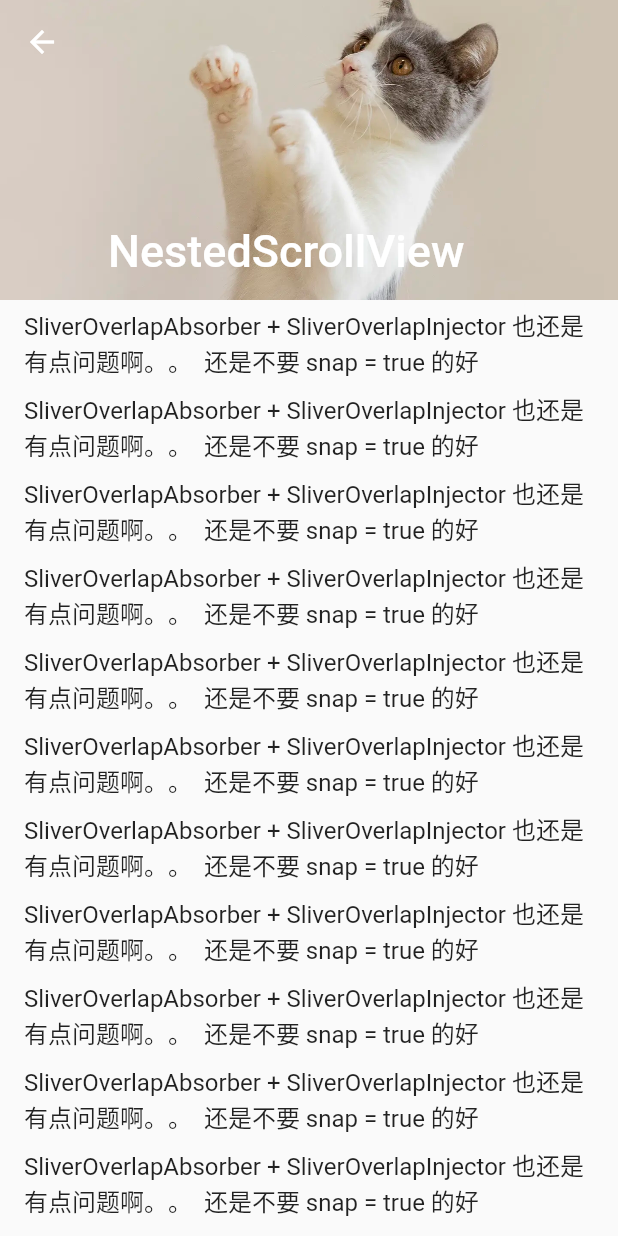
After one commit to xxxIxxxx/flutter_ddup, a Flutter app: the NestedScrollViewPage screen opened by its route, after a tap on "解决动画问题 SliverOverlapAbsorber", on a phone screen of 412 x 824 dp. The commit adds this screen. Run offline on Flutter 3.47's test engine with Material 2 defaults, Android fonts, the phone set to English and light mode, and no system bars; our stand-ins replace fluro.

Commit message:
NestedScrollView嵌套可滚动组件

```diff
--- a/lib/app/home_page.dart
+++ b/lib/app/home_page.dart
@@ -242,6 +242,13 @@ class _MyHomePageState extends State<MyHomePage> {
             child:
                 const Text("CustomScrollView Sliver 悬浮 NavBar Header 自定义滚动视图"),
           ),
+          TextButton(
+            onPressed: () {
+              Application.router.navigateTo(context, Routes.nestedScrollView,
+                  transition: TransitionType.native);
+            },
+            child: const Text("NestedScrollView 嵌套滚动视图"),
+          ),
         ],
       ),
     );
--- /dev/null
+++ b/lib/class/NestedScrollView嵌套可滚动组件/nested_scroll_view2_page.dart
@@ -0,0 +1,51 @@
+import 'package:flutter/material.dart';
+
+import '../../gen/assets.gen.dart';
+
+class NestedScrollView2Page extends StatefulWidget {
+  const NestedScrollView2Page({Key? key}) : super(key: key);
+
+  @override
+  _NestedScrollView2PageState createState() => _NestedScrollView2PageState();
+}
+
+class _NestedScrollView2PageState extends State<NestedScrollView2Page> {
+  @override
+  Widget build(BuildContext context) {
+    return Scaffold(
+        body: NestedScrollView(
+            headerSliverBuilder: ((context, innerBoxIsScrolled) {
+      return <Widget>[
+        SliverOverlapAbsorber(
+          handle: NestedScrollView.sliverOverlapAbsorberHandleFor(context),
+          sliver: SliverAppBar(
+            pinned: true,
+            floating: true,
+            snap: true,
+            expandedHeight: 200.0,
+            // 是否一直显示阴影
+            forceElevated: innerBoxIsScrolled,
+            flexibleSpace: FlexibleSpaceBar(
+              title: const Text('NestedScrollView'),
+              background: Assets.images.cat.image(fit: BoxFit.cover),
+            ),
+          ),
+        ),
+      ];
+    }), body: Builder(builder: (BuildContext context) {
+      return CustomScrollView(
+        slivers: <Widget>[
+          SliverOverlapInjector(
+              handle: NestedScrollView.sliverOverlapAbsorberHandleFor(context)),
+          SliverList(
+              delegate: SliverChildBuilderDelegate((context, index) {
+            return const ListTile(
+              title: Text(
+                  "SliverOverlapAbsorber + SliverOverlapInjector 也还是有点问题啊。。  还是不要 snap = true 的好"),
+            );
+          }, childCount: 20)),
+        ],
+      );
+    })));
+  }
+}
--- /dev/null
+++ b/lib/class/NestedScrollView嵌套可滚动组件/nested_scroll_view_page.dart
@@ -0,0 +1,72 @@
+import 'package:flutter/material.dart';
+import 'package:flutter_ddup/gen/assets.gen.dart';
+
+import 'nested_scroll_view2_page.dart';
+import 'nested_scroll_view3_page.dart';
+
+class NestedScrollViewPage extends StatefulWidget {
+  const NestedScrollViewPage({Key? key}) : super(key: key);
+
+  @override
+  _NestedScrollViewPageState createState() => _NestedScrollViewPageState();
+}
+
+class _NestedScrollViewPageState extends State<NestedScrollViewPage> {
+  @override
+  Widget build(BuildContext context) {
+    return Scaffold(
+        body: NestedScrollView(
+      headerSliverBuilder: ((context, innerBoxIsScrolled) {
+        return <Widget>[
+          SliverAppBar(
+            pinned: true,
+            floating: true,
+            snap: true,
+            expandedHeight: 200.0,
+            // 是否一直显示阴影
+            forceElevated: innerBoxIsScrolled,
+            flexibleSpace: FlexibleSpaceBar(
+              title: const Text('NestedScrollView'),
+              background: Assets.images.cat.image(fit: BoxFit.cover),
+            ),
+          ),
+          SliverList(
+            delegate: SliverChildListDelegate(
+              <Widget>[
+                ElevatedButton(
+                    onPressed: () {
+                      Navigator.push(
+                          context,
+                          MaterialPageRoute(
+                              builder: (context) =>
+                                  const NestedScrollView2Page()));
+                    },
+                    child: const Text('解决动画问题 SliverOverlapAbsorber')),
+                ElevatedButton(
+                    onPressed: () {
+                      Navigator.push(
+                          context,
+                          MaterialPageRoute(
+                              builder: (context) =>
+                                  const NestedScrollView3Page()));
+                    },
+                    child: const Text('结合 TabBar')),
+              ],
+            ),
+          ),
+        ];
+      }),
+      body: ListView.separated(
+        itemCount: 100,
+        separatorBuilder: (BuildContext context, int index) {
+          return const Divider();
+        },
+        itemBuilder: (BuildContext context, int index) {
+          return const ListTile(
+            title: Text("动画有点问题，因为 SliverAppBar snap 为 true"),
+          );
+        },
+      ),
+    ));
+  }
+}
--- a/lib/route/route_handlers.dart
+++ b/lib/route/route_handlers.dart
@@ -15,6 +15,7 @@ import '../class/Image图片/image_page.dart';
 import '../class/LayoutBuilder获取父组件传递的约束信息/layout_builder_page.dart';
 import '../class/LinearProgressIndicator,CircularProgressIndicator,Timer进度指示器/progress_page.dart';
 import '../class/ListView/list_view_page.dart';
+import '../class/NestedScrollView嵌套可滚动组件/nested_scroll_view_page.dart';
 import '../class/Padding填充/padding_page.dart';
 import '../class/PageView,AutomaticKeepAliveClientMixin页面缓存/page_view_page.dart';
 import '../class/Row,Column线性布局/row_page.dart';
@@ -193,3 +194,8 @@ var customScrollViewHandeler = Handler(
     handlerFunc: (BuildContext? context, Map<String, List<String>> params) {
   return const CustomScrollViewPage();
 });
+
+var nestedScrollViewHandeler = Handler(
+    handlerFunc: (BuildContext? context, Map<String, List<String>> params) {
+  return const NestedScrollViewPage();
+});
--- a/lib/route/routes.dart
+++ b/lib/route/routes.dart
@@ -37,6 +37,7 @@ class Routes {
   static String pageView = "/pageView";
   static String tabBarView = "/tabBarView";
   static String customScrollView = "/customScrollView";
+  static String nestedScrollView = "/nestedScrollView";
 
   static void configureRoutes(FluroRouter router) {
     router.notFoundHandler = Handler(
@@ -76,5 +77,6 @@ class Routes {
     router.define(pageView, handler: pageViewHandeler);
     router.define(tabBarView, handler: tabBarViewHandeler);
     router.define(customScrollView, handler: customScrollViewHandeler);
+    router.define(nestedScrollView, handler: nestedScrollViewHandeler);
   }
 }
```
Also changed, not shown: lib/class/NestedScrollView嵌套可滚动组件/nested_scroll_view3_page.dart (added, +62 -0 lines), lib/class/自定义Sliver/custom_sliver_page.dart (added, +197 -0 lines).
